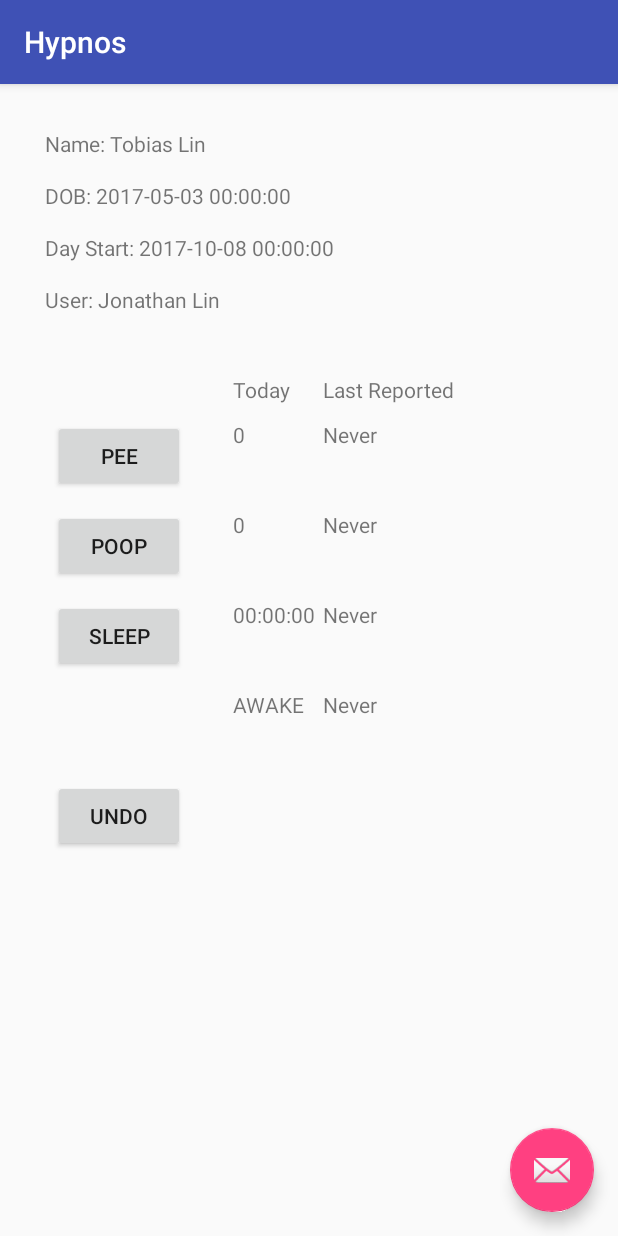
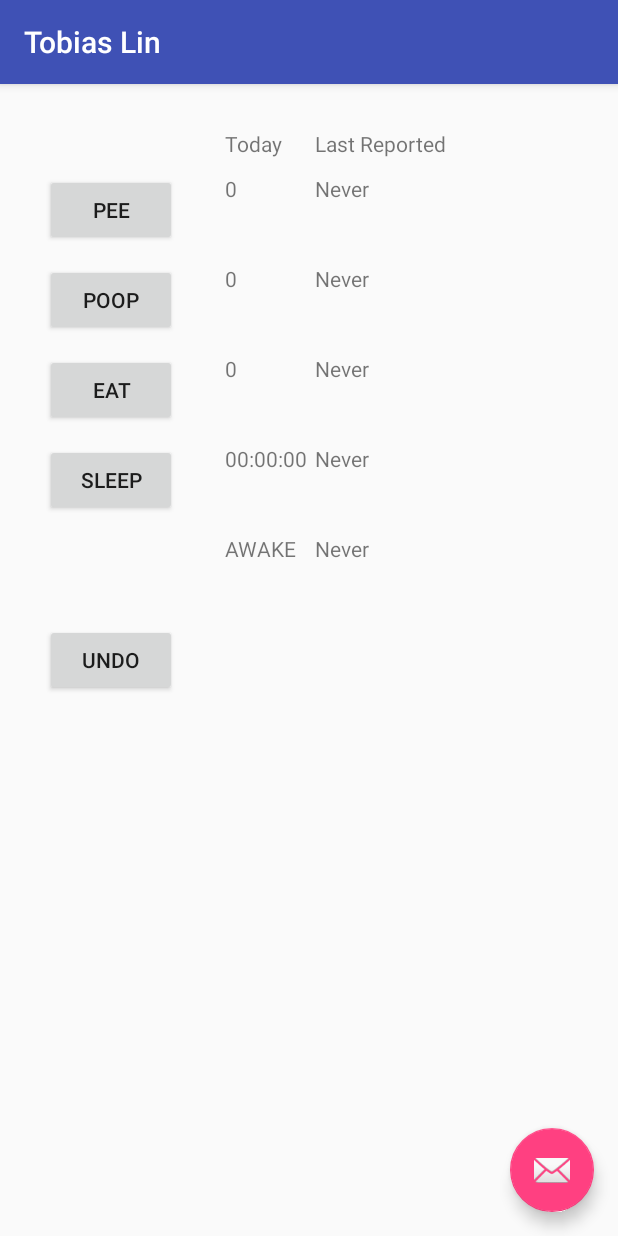
Before and after one commit to OppArtemis/Hypnos, an Android app: the screen it shows after launch (MainActivity), on a phone screen of 412 x 824 dp. Run offline under Robolectric (Android 15) with nearby library versions, the phone set to English and light mode, and no system bars; our stand-ins replace Firebase (no records; nobody signed in at launch, a user with empty details on screens opened directly).

Commit message:
Added eating

```diff
--- a/Hypnos/app/src/main/java/com/artemis/hypnos/android/Constants.java
+++ b/Hypnos/app/src/main/java/com/artemis/hypnos/android/Constants.java
@@ -7,7 +7,7 @@ import java.text.SimpleDateFormat;
  */
 
 public class Constants {
-    enum ActivityType { PEE, POOP, SLEEP, WAKE }
+    enum ActivityType { PEE, POOP, EAT, SLEEP, WAKE }
     enum SleepWake { ASLEEP, AWAKE }
     enum RootNodeNames { BABY, LOG, USER }
 
--- a/Hypnos/app/src/main/java/com/artemis/hypnos/android/DatabaseHandle.java
+++ b/Hypnos/app/src/main/java/com/artemis/hypnos/android/DatabaseHandle.java
@@ -38,6 +38,7 @@ public class DatabaseHandle {
     DatabaseReference refLogRootNode;
     ActivityCounterHandle poopCounter = new ActivityCounterHandle(Constants.ActivityType.POOP);
     ActivityCounterHandle peedCounter = new ActivityCounterHandle(Constants.ActivityType.PEE);
+    ActivityCounterHandle eatCounter = new ActivityCounterHandle(Constants.ActivityType.EAT);
     ActivityCounterHandle sleepCounter = new ActivityCounterHandle(Constants.ActivityType.SLEEP);
     ActivityCounterHandle wakeCounter = new ActivityCounterHandle(Constants.ActivityType.WAKE);
 
@@ -138,6 +139,7 @@ public class DatabaseHandle {
 
         peedCounter.reset();
         poopCounter.reset();
+        eatCounter.reset();
         sleepCounter.reset();
         wakeCounter.reset();
 
@@ -155,6 +157,7 @@ public class DatabaseHandle {
         long profileNewDayLimit = babyProfile.getNewDayTimeLong();
         peedCounter.findTotalToday(profileNewDayLimit);
         poopCounter.findTotalToday(profileNewDayLimit);
+        eatCounter.findTotalToday(profileNewDayLimit);
         sleepCounter.findTotalToday(profileNewDayLimit);
         wakeCounter.findTotalToday(profileNewDayLimit);
 
@@ -195,6 +198,9 @@ public class DatabaseHandle {
             case POOP:
                 return poopCounter;
 
+            case EAT:
+                return eatCounter;
+
             case SLEEP:
                 return sleepCounter;
 
--- a/Hypnos/app/src/main/java/com/artemis/hypnos/android/MainActivity.java
+++ b/Hypnos/app/src/main/java/com/artemis/hypnos/android/MainActivity.java
@@ -20,10 +20,10 @@ public class MainActivity extends AppCompatActivity {
 
     private DatabaseHandle databaseHandle;
 
-    private TextView mTxtBabyName;
-    private TextView mTxtBabyDob;
-    private TextView mTxtNewDayTime;
-    private TextView mTxtCurrentUser;
+//    private TextView mTxtBabyName;
+//    private TextView mTxtBabyDob;
+//    private TextView mTxtNewDayTime;
+//    private TextView mTxtCurrentUser;
 
     private Button mBtnPoop;
     private TextView mTxtPoopLastReportedTime;
@@ -34,6 +34,11 @@ public class MainActivity extends AppCompatActivity {
     private TextView mTxtPeeLastReportedTime;
     private TextView mTxtPeeLastReportedPerson;
     private TextView mTxtPeeTotalToday;
+
+    private Button mBtnEat;
+    private TextView mTxtEatLastReportedTime;
+    private TextView mTxtEatLastReportedPerson;
+    private TextView mTxtEatTotalToday;
 
     private Button mBtnSleep;
     private TextView mTxtSleepLastReportedTime;
@@ -64,10 +69,10 @@ public class MainActivity extends AppCompatActivity {
         });
 
         // set ui
-        mTxtBabyName = (TextView) findViewById(R.id.txtBabyName);
-        mTxtBabyDob = (TextView) findViewById(R.id.txtBabyDob);
-        mTxtNewDayTime = (TextView) findViewById(R.id.txtNewDayTime);
-        mTxtCurrentUser = (TextView) findViewById(R.id.txtCurrentUser);
+//        mTxtBabyName = (TextView) findViewById(R.id.txtBabyName);
+//        mTxtBabyDob = (TextView) findViewById(R.id.txtBabyDob);
+//        mTxtNewDayTime = (TextView) findViewById(R.id.txtNewDayTime);
+//        mTxtCurrentUser = (TextView) findViewById(R.id.txtCurrentUser);
 
         mBtnPoop = (Button) findViewById(R.id.btnPoop);
         mTxtPoopLastReportedTime = (TextView) findViewById(R.id.txtPoopLastReportedTime);
@@ -78,6 +83,11 @@ public class MainActivity extends AppCompatActivity {
         mTxtPeeLastReportedTime = (TextView) findViewById(R.id.txtPeeLastReportedTime);
         mTxtPeeLastReportedPerson = (TextView) findViewById(R.id.txtPeeLastReportedPerson);
         mTxtPeeTotalToday = (TextView) findViewById(R.id.txtPeeTotalToday);
+
+        mBtnEat = (Button) findViewById(R.id.btnEat);
+        mTxtEatLastReportedTime = (TextView) findViewById(R.id.txtEatLastReportedTime);
+        mTxtEatLastReportedPerson = (TextView) findViewById(R.id.txtEatLastReportedPerson);
+        mTxtEatTotalToday = (TextView) findViewById(R.id.txtEatTotalToday);
 
         mBtnSleep = (Button) findViewById(R.id.btnSleep);
         mTxtSleepLastReportedTime = (TextView) findViewById(R.id.txtSleepLastReportedTime);
@@ -100,8 +110,10 @@ public class MainActivity extends AppCompatActivity {
 
         databaseHandle.addBabyEntry();
 
+        getSupportActionBar().setTitle(babyProfile.getBabyName());
+
         setHandles();
-        setUIInit();
+//        setUIInit();
 
         LocalBroadcastManager.getInstance(this).registerReceiver(mMessageReceiver,
                 new IntentFilter(Constants.lbmUIRefresh));
@@ -133,16 +145,17 @@ public class MainActivity extends AppCompatActivity {
         return Constants.dateFormatLong.format(poopTime.getTime());
     }
 
-    public void setUIInit() {
-        mTxtBabyName.setText("Name: " + databaseHandle.getBabyProfile().getBabyName());
-        mTxtBabyDob.setText("DOB: " + databaseHandle.getBabyProfile().getBabyDOB());
-        mTxtNewDayTime.setText("Day Start: " + databaseHandle.getBabyProfile().getNewDayTimeString());
-        mTxtCurrentUser.setText("User: " + databaseHandle.getCurrentUser());
-    }
+//    public void setUIInit() {
+//        mTxtBabyName.setText("Name: " + databaseHandle.getBabyProfile().getBabyName());
+//        mTxtBabyDob.setText("DOB: " + databaseHandle.getBabyProfile().getBabyDOB());
+//        mTxtNewDayTime.setText("Day Start: " + databaseHandle.getBabyProfile().getNewDayTimeString());
+//        mTxtCurrentUser.setText("User: " + databaseHandle.getCurrentUser());
+//    }
 
     public void setUI(Constants.ActivityType activityType) {
         setUICluster(mTxtPeeTotalToday, mTxtPeeLastReportedTime, mTxtPeeLastReportedPerson, databaseHandle.peedCounter);
         setUICluster(mTxtPoopTotalToday, mTxtPoopLastReportedTime, mTxtPoopLastReportedPerson, databaseHandle.poopCounter);
+        setUICluster(mTxtEatTotalToday, mTxtEatLastReportedTime, mTxtEatLastReportedPerson, databaseHandle.eatCounter);
         setUICluster(mTxtSleepTotalToday, mTxtSleepLastReportedTime, mTxtSleepLastReportedPerson, databaseHandle.sleepCounter);
         setUICluster(mTxtWakeTotalToday, mTxtWakeLastReportedTime, mTxtWakeLastReportedPerson, databaseHandle.wakeCounter);
 
@@ -192,6 +205,13 @@ public class MainActivity extends AppCompatActivity {
             }
         });
 
+        mBtnEat.setOnClickListener(new View.OnClickListener() {
+            @Override
+            public void onClick(View view) {
+                addLogEntry(Constants.ActivityType.EAT);
+            }
+        });
+
         mBtnSleep.setOnClickListener(new View.OnClickListener() {
             @Override
             public void onClick(View view) {
--- a/Hypnos/app/src/main/res/layout/content_main.xml
+++ b/Hypnos/app/src/main/res/layout/content_main.xml
@@ -9,46 +9,46 @@
     tools:showIn="@layout/activity_main">
 
     <!-- BABY DEMOGRAPHICS -->
-    <TextView
-        android:id="@+id/txtBabyName"
-        android:layout_width="wrap_content"
-        android:layout_height="wrap_content"
-        android:layout_alignParentTop="true"
-        android:layout_alignParentLeft="true"
-        android:layout_alignParentStart="true"
-        android:layout_marginTop="30dp"
-        android:layout_marginLeft="30dp"
-        android:text="txtBabyName" />
+    <!--<TextView-->
+        <!--android:id="@+id/txtBabyName"-->
+        <!--android:layout_width="wrap_content"-->
+        <!--android:layout_height="wrap_content"-->
+        <!--android:layout_alignParentTop="true"-->
+        <!--android:layout_alignParentLeft="true"-->
+        <!--android:layout_alignParentStart="true"-->
+        <!--android:layout_marginTop="30dp"-->
+        <!--android:layout_marginLeft="30dp"-->
+        <!--android:text="txtBabyName" />-->
 
-    <TextView
-        android:id="@+id/txtBabyDob"
-        android:layout_width="wrap_content"
-        android:layout_height="wrap_content"
-        android:text="txtBabyDob"
-        android:layout_below="@+id/txtBabyName"
-        android:layout_alignLeft="@+id/txtBabyName"
-        android:layout_alignStart="@+id/txtBabyName"
-        android:layout_marginTop="15dp" />
+    <!--<TextView-->
+        <!--android:id="@+id/txtBabyDob"-->
+        <!--android:layout_width="wrap_content"-->
+        <!--android:layout_height="wrap_content"-->
+        <!--android:text="txtBabyDob"-->
+        <!--android:layout_below="@+id/txtBabyName"-->
+        <!--android:layout_alignLeft="@+id/txtBabyName"-->
+        <!--android:layout_alignStart="@+id/txtBabyName"-->
+        <!--android:layout_marginTop="15dp" />-->
 
-    <TextView
-        android:id="@+id/txtNewDayTime"
-        android:layout_width="wrap_content"
-        android:layout_height="wrap_content"
-        android:text="txtNewDayTime"
-        android:layout_below="@+id/txtBabyDob"
-        android:layout_alignLeft="@+id/txtBabyDob"
-        android:layout_alignStart="@+id/txtBabyDob"
-        android:layout_marginTop="15dp" />
+    <!--<TextView-->
+        <!--android:id="@+id/txtNewDayTime"-->
+        <!--android:layout_width="wrap_content"-->
+        <!--android:layout_height="wrap_content"-->
+        <!--android:text="txtNewDayTime"-->
+        <!--android:layout_below="@+id/txtBabyDob"-->
+        <!--android:layout_alignLeft="@+id/txtBabyDob"-->
+        <!--android:layout_alignStart="@+id/txtBabyDob"-->
+        <!--android:layout_marginTop="15dp" />-->
 
-    <TextView
-        android:id="@+id/txtCurrentUser"
-        android:layout_width="wrap_content"
-        android:layout_height="wrap_content"
-        android:text="txtCurrentUser"
-        android:layout_below="@+id/txtNewDayTime"
-        android:layout_alignLeft="@+id/txtNewDayTime"
-        android:layout_alignStart="@+id/txtNewDayTime"
-        android:layout_marginTop="15dp" />
+    <!--<TextView-->
+        <!--android:id="@+id/txtCurrentUser"-->
+        <!--android:layout_width="wrap_content"-->
+        <!--android:layout_height="wrap_content"-->
+        <!--android:text="txtCurrentUser"-->
+        <!--android:layout_below="@+id/txtNewDayTime"-->
+        <!--android:layout_alignLeft="@+id/txtNewDayTime"-->
+        <!--android:layout_alignStart="@+id/txtNewDayTime"-->
+        <!--android:layout_marginTop="15dp" />-->
 
     <!-- HEADER -->
     <TextView
@@ -78,11 +78,17 @@
         android:id="@+id/btnPee"
         android:layout_width="wrap_content"
         android:layout_height="wrap_content"
-        android:layout_alignLeft="@+id/txtCurrentUser"
-        android:layout_alignTop="@+id/txtCurrentUser"
-        android:layout_marginLeft="@dimen/horizontal_activity_to_button"
-        android:layout_marginTop="@dimen/vertical_header_to_button"
+        android:layout_alignParentTop="true"
+        android:layout_alignParentLeft="true"
+        android:layout_alignParentStart="true"
+        android:layout_marginTop="60dp"
+        android:layout_marginLeft="30dp"
         android:text="Pee" />
+        <!--android:layout_alignLeft="@+id/txtBabyName"-->
+        <!--android:layout_alignTop="@+id/txtBabyName"-->
+        <!--android:layout_marginLeft="@dimen/horizontal_activity_to_button"-->
+        <!--android:layout_marginTop="@dimen/vertical_header_to_button"-->
+
 
     <TextView
         android:id="@+id/txtPeeTotalToday"
@@ -91,8 +97,7 @@
         android:layout_alignLeft="@+id/btnPee"
         android:layout_alignTop="@+id/btnPee"
         android:layout_marginLeft="@dimen/horizontal_button_to_totaltoday"
-        android:layout_marginTop="@dimen/vertical_button_to_totaltoday"
-        android:text="txtTotalPeeToday" />
+        android:layout_marginTop="@dimen/vertical_button_to_totaltoday" />
 
     <TextView
         android:id="@+id/txtPeeLastReportedTime"
@@ -101,8 +106,7 @@
         android:layout_alignLeft="@+id/txtPeeTotalToday"
         android:layout_alignTop="@+id/txtPeeTotalToday"
         android:layout_marginLeft="@dimen/horizontal_totaltoday_to_lastreportedtime"
-        android:layout_marginTop="@dimen/vertical_totaltoday_to_lastreportedtime"
-        android:text="txtLastPeeReportedTime"		/>
+        android:layout_marginTop="@dimen/vertical_totaltoday_to_lastreportedtime" />
 
     <TextView
         android:id="@+id/txtPeeLastReportedPerson"
@@ -111,8 +115,7 @@
         android:layout_alignLeft="@+id/txtPeeLastReportedTime"
         android:layout_alignTop="@+id/txtPeeLastReportedTime"
         android:layout_marginLeft="@dimen/horizontal_lastreportedtime_to_lastreportedperson"
-        android:layout_marginTop="@dimen/vertical_lastreportedtime_to_lastreportedperson"
-        android:text="txtLastPeeReportedPerson"/>
+        android:layout_marginTop="@dimen/vertical_lastreportedtime_to_lastreportedperson" />
 
 
 
@@ -133,8 +136,7 @@
         android:layout_alignLeft="@+id/btnPoop"
         android:layout_alignTop="@+id/btnPoop"
         android:layout_marginLeft="@dimen/horizontal_button_to_totaltoday"
-        android:layout_marginTop="@dimen/vertical_button_to_totaltoday"
-        android:text="txtTodayPoop"/>
+        android:layout_marginTop="@dimen/vertical_button_to_totaltoday" />
 
     <TextView
         android:id="@+id/txtPoopLastReportedTime"
@@ -143,8 +145,7 @@
         android:layout_alignLeft="@+id/txtPoopTotalToday"
         android:layout_alignTop="@+id/txtPoopTotalToday"
         android:layout_marginLeft="@dimen/horizontal_totaltoday_to_lastreportedtime"
-        android:layout_marginTop="@dimen/vertical_totaltoday_to_lastreportedtime"
-        android:text="txtLastPoop"/>
+        android:layout_marginTop="@dimen/vertical_totaltoday_to_lastreportedtime" />
 
     <TextView
         android:id="@+id/txtPoopLastReportedPerson"
@@ -153,8 +154,46 @@
         android:layout_alignLeft="@+id/txtPoopLastReportedTime"
         android:layout_alignTop="@+id/txtPoopLastReportedTime"
         android:layout_marginLeft="@dimen/horizontal_lastreportedtime_to_lastreportedperson"
-        android:layout_marginTop="@dimen/vertical_lastreportedtime_to_lastreportedperson"
-        android:text="txtLastPoop"/>
+        android:layout_marginTop="@dimen/vertical_lastreportedtime_to_lastreportedperson" />
+
+
+
+    <Button
+        android:id="@+id/btnEat"
+        android:layout_width="wrap_content"
+        android:layout_height="wrap_content"
+        android:layout_alignLeft="@+id/btnPoop"
+        android:layout_alignTop="@+id/btnPoop"
+        android:layout_marginLeft="@dimen/horizontal_between_activitytypes"
+        android:layout_marginTop="@dimen/vertical_between_activitytypes"
+        android:text="Eat" />
+
+    <TextView
+        android:id="@+id/txtEatTotalToday"
+        android:layout_width="wrap_content"
+        android:layout_height="wrap_content"
+        android:layout_alignLeft="@+id/btnEat"
+        android:layout_alignTop="@+id/btnEat"
+        android:layout_marginLeft="@dimen/horizontal_button_to_totaltoday"
+        android:layout_marginTop="@dimen/vertical_button_to_totaltoday" />
+
+    <TextView
+        android:id="@+id/txtEatLastReportedTime"
+        android:layout_width="wrap_content"
+        android:layout_height="wrap_content"
+        android:layout_alignLeft="@+id/txtEatTotalToday"
+        android:layout_alignTop="@+id/txtEatTotalToday"
+        android:layout_marginLeft="@dimen/horizontal_totaltoday_to_lastreportedtime"
+        android:layout_marginTop="@dimen/vertical_totaltoday_to_lastreportedtime" />
+
+    <TextView
+        android:id="@+id/txtEatLastReportedPerson"
+        android:layout_width="wrap_content"
+        android:layout_height="wrap_content"
+        android:layout_alignLeft="@+id/txtEatLastReportedTime"
+        android:layout_alignTop="@+id/txtEatLastReportedTime"
+        android:layout_marginLeft="@dimen/horizontal_lastreportedtime_to_lastreportedperson"
+        android:layout_marginTop="@dimen/vertical_lastreportedtime_to_lastreportedperson" />
 
 
 
@@ -162,8 +201,8 @@
         android:id="@+id/btnSleep"
         android:layout_width="wrap_content"
         android:layout_height="wrap_content"
-        android:layout_alignLeft="@+id/btnPoop"
-        android:layout_alignTop="@+id/btnPoop"
+        android:layout_alignLeft="@+id/btnEat"
+        android:layout_alignTop="@+id/btnEat"
         android:layout_marginLeft="@dimen/horizontal_between_activitytypes"
         android:layout_marginTop="@dimen/vertical_between_activitytypes"
         android:text="Sleep"/>
@@ -175,8 +214,7 @@
         android:layout_alignLeft="@+id/btnSleep"
         android:layout_alignTop="@+id/btnSleep"
         android:layout_marginLeft="@dimen/horizontal_button_to_totaltoday"
-        android:layout_marginTop="@dimen/vertical_button_to_totaltoday"
-        android:text="txtSleepTotalToday" />
+        android:layout_marginTop="@dimen/vertical_button_to_totaltoday" />
 
     <TextView
         android:id="@+id/txtSleepLastReportedTime"
@@ -185,8 +223,7 @@
         android:layout_alignLeft="@+id/txtSleepTotalToday"
         android:layout_alignTop="@+id/txtSleepTotalToday"
         android:layout_marginLeft="@dimen/horizontal_totaltoday_to_lastreportedtime"
-        android:layout_marginTop="@dimen/vertical_totaltoday_to_lastreportedtime"
-        android:text="txtSleepLastReportedTime" />
+        android:layout_marginTop="@dimen/vertical_totaltoday_to_lastreportedtime" />
 
     <TextView
         android:id="@+id/txtSleepLastReportedPerson"
@@ -195,8 +232,7 @@
         android:layout_alignLeft="@+id/txtSleepLastReportedTime"
         android:layout_alignTop="@+id/txtSleepLastReportedTime"
         android:layout_marginLeft="@dimen/horizontal_lastreportedtime_to_lastreportedperson"
-        android:layout_marginTop="@dimen/vertical_lastreportedtime_to_lastreportedperson"
-        android:text="txtSleepLastReportedPerson" />
+        android:layout_marginTop="@dimen/vertical_lastreportedtime_to_lastreportedperson"/>
 
 
 
@@ -217,8 +253,7 @@
         android:layout_alignLeft="@+id/btnWake"
         android:layout_alignTop="@+id/btnWake"
         android:layout_marginLeft="@dimen/horizontal_button_to_totaltoday"
-        android:layout_marginTop="@dimen/vertical_button_to_totaltoday"
-        android:text="txtWakeTotalToday" />
+        android:layout_marginTop="@dimen/vertical_button_to_totaltoday"/>
 
     <TextView
         android:id="@+id/txtWakeLastReportedTime"
@@ -227,8 +262,7 @@
         android:layout_alignLeft="@+id/txtWakeTotalToday"
         android:layout_alignTop="@+id/txtWakeTotalToday"
         android:layout_marginLeft="@dimen/horizontal_totaltoday_to_lastreportedtime"
-        android:layout_marginTop="@dimen/vertical_totaltoday_to_lastreportedtime"
-        android:text="txtWakeLastReportedTime"/>
+        android:layout_marginTop="@dimen/vertical_totaltoday_to_lastreportedtime"/>
 
     <TextView
         android:id="@+id/txtWakeLastReportedPerson"
@@ -237,8 +271,7 @@
         android:layout_alignLeft="@+id/txtWakeLastReportedTime"
         android:layout_alignTop="@+id/txtWakeLastReportedTime"
         android:layout_marginLeft="@dimen/horizontal_lastreportedtime_to_lastreportedperson"
-        android:layout_marginTop="@dimen/vertical_lastreportedtime_to_lastreportedperson"
-        android:text="txtWakeLastReportedPerson" />
+        android:layout_marginTop="@dimen/vertical_lastreportedtime_to_lastreportedperson" />
 
     <Button
         android:id="@+id/btnUndo"
--- a/Hypnos/app/src/main/res/values/dimens.xml
+++ b/Hypnos/app/src/main/res/values/dimens.xml
@@ -6,7 +6,7 @@
     <dimen name="appbar_padding_top">8dp</dimen>
 
     <dimen name="horizontal_activity_to_button">5dp</dimen>
-    <dimen name="vertical_header_to_button">90dp</dimen>
+    <dimen name="vertical_header_to_button">60dp</dimen>
 
     <dimen name="vertical_between_activitytypes">60dp</dimen>
     <dimen name="horizontal_between_activitytypes">0dp</dimen>
```
